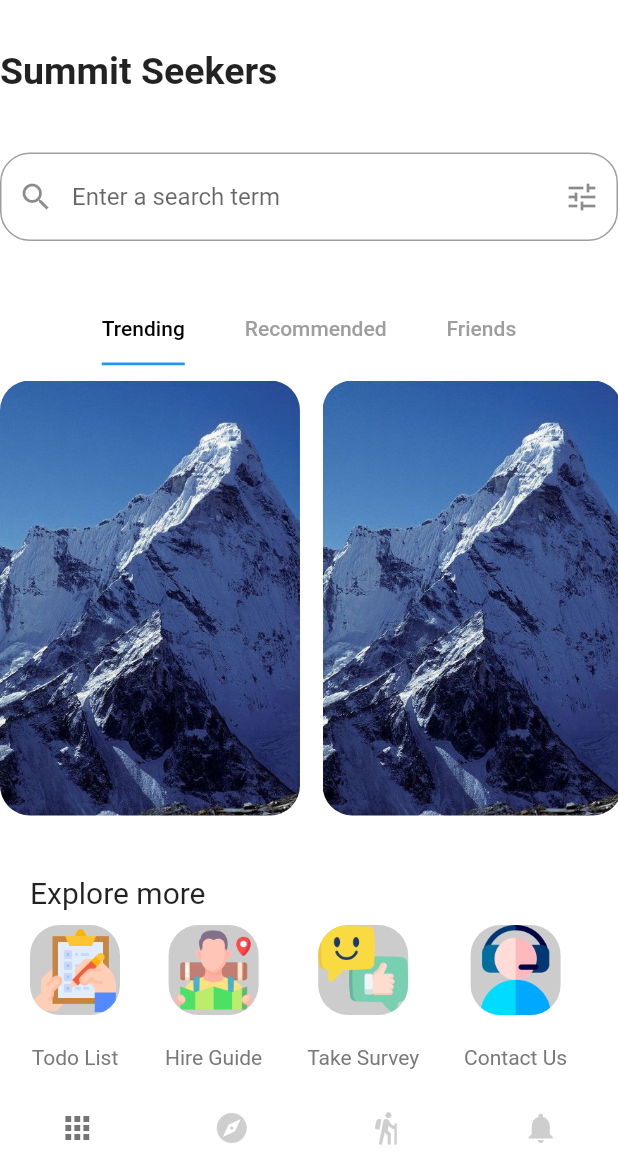
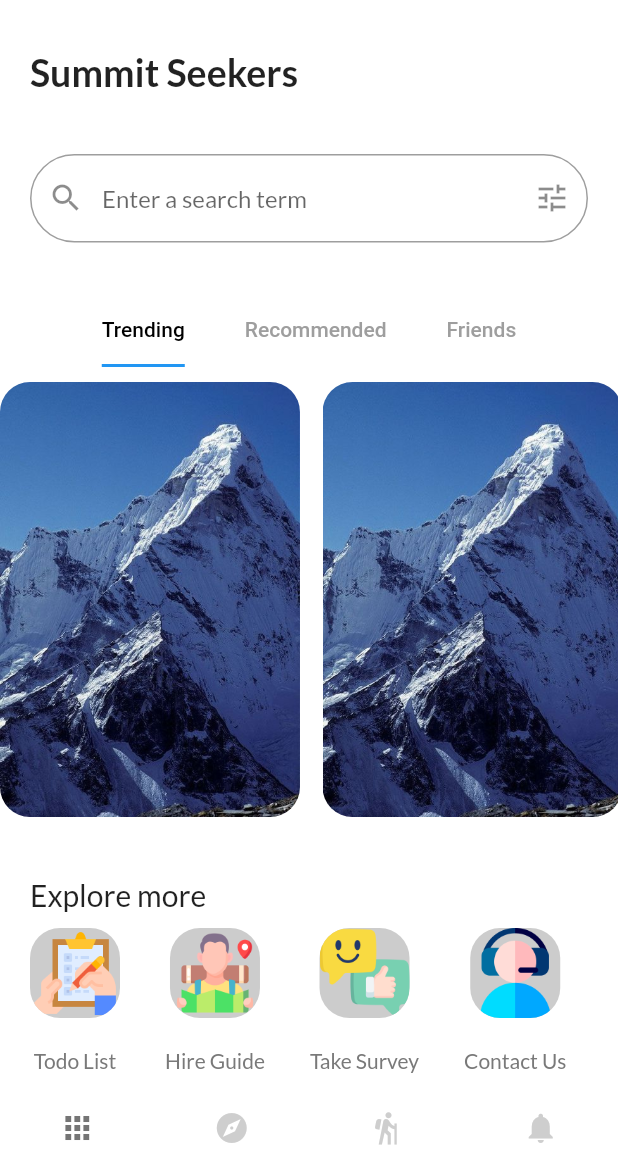
Before and after one commit to adh-aashish/summitseeker-frontend, a Flutter app: the screen it shows after launch, on a phone screen of 412 x 824 dp, the part 65-1236 px from its top. Run offline on Flutter 3.47's test engine with Material 2 defaults, Android fonts, the phone set to English and light mode, and no system bars; our stand-ins replace google_fonts, shared_preferences.

Commit message:
padding resolved

```diff
--- a/lib/screens/home_screen.dart
+++ b/lib/screens/home_screen.dart
@@ -39,17 +39,23 @@ class _HomeScreenState extends State<HomeScreen>
             const SizedBox(height: 20.0),
             Row(
               children: const [
-                Text(
-                  "Summit Seekers",
-                  style: TextStyle(
-                    fontSize: 25.0,
-                    fontWeight: FontWeight.bold,
+                Padding(
+                  padding: EdgeInsetsDirectional.only(start: 20),
+                  child: Text(
+                    "Summit Seekers",
+                    style: TextStyle(
+                      fontSize: 25.0,
+                      fontWeight: FontWeight.bold,
+                    ),
                   ),
                 ),
               ],
             ),
             const SizedBox(height: 40.0),
-            SearchBar(),
+            const Padding(
+              padding: EdgeInsetsDirectional.only(start: 20, end: 20),
+              child: SearchBar(),
+            ),
             const SizedBox(height: 35.0),
             Container(
               child: Align(
--- a/lib/widgets/search_bar.dart
+++ b/lib/widgets/search_bar.dart
@@ -28,7 +28,7 @@ class _SearchBarState extends State<SearchBar> {
             },
           ),
           border: OutlineInputBorder(
-            borderRadius: BorderRadius.circular(20.0),
+            borderRadius: BorderRadius.circular(30.0),
           ),
           hintText: 'Enter a search term',
         ),
--- a/pubspec.yaml
+++ b/pubspec.yaml
@@ -38,6 +38,7 @@ dependencies:
   cupertino_icons: ^1.0.2
   http: ^0.13.5
   shared_preferences: ^2.0.18
+  google_fonts: ^4.0.3
 
 dev_dependencies:
   flutter_test:
```
Also changed, not shown: lib/main.dart (+12 -3 lines), pubspec.lock, 1 other file.
